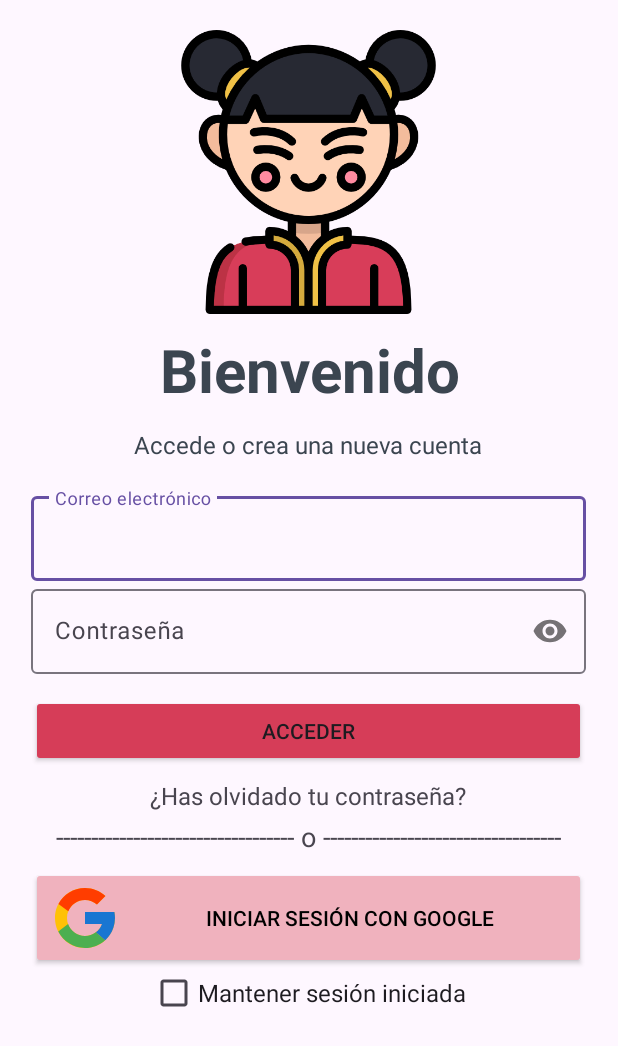
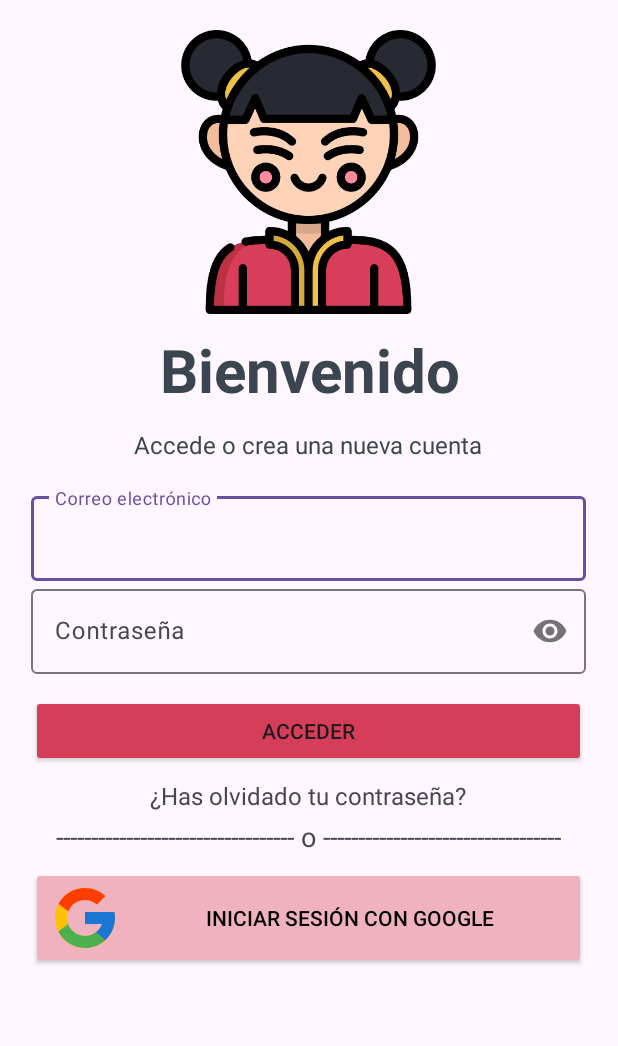
Before and after one commit to LaPockett/PracticaFinal_PSP, an Android app: the screen it shows after launch (MainActivity), on a phone screen of 412 x 824 dp. Shown: the top 1046 px of the screen. Run offline under Robolectric (Android 15) with nearby library versions, the phone set to English and light mode, and no system bars; our stand-ins replace Firebase (no records; nobody signed in at launch, a user with empty details on screens opened directly).

Commit message:
Commit, casa

```diff
--- a/app/src/main/res/layout/activity_main.xml
+++ b/app/src/main/res/layout/activity_main.xml
@@ -106,13 +106,5 @@
             android:text="Iniciar sesión con Google"
             android:textColor="#000000" />
 
-        <CheckBox
-            android:id="@+id/checkBoxSessionStarted"
-            android:layout_width="wrap_content"
-            android:layout_height="wrap_content"
-            android:layout_gravity="center"
-            android:layout_weight="1"
-            android:text="Mantener sesión iniciada"
-            android:textSize="16sp" />
     </com.google.android.material.textfield.TextInputLayout>
 </LinearLayout>
```
